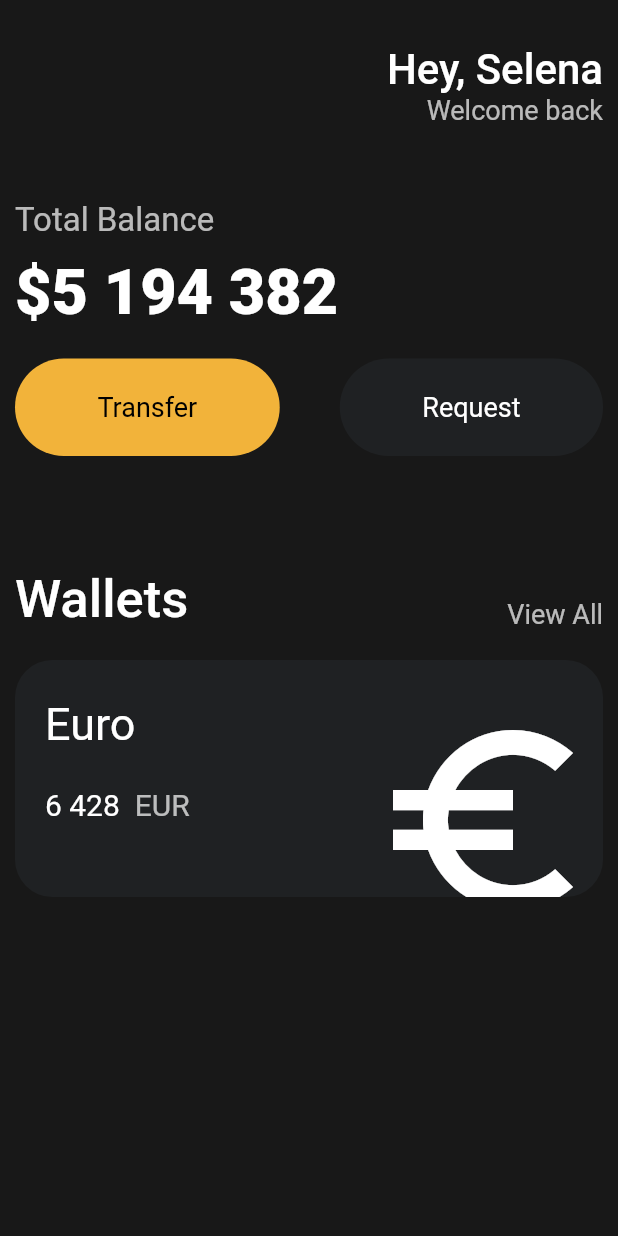
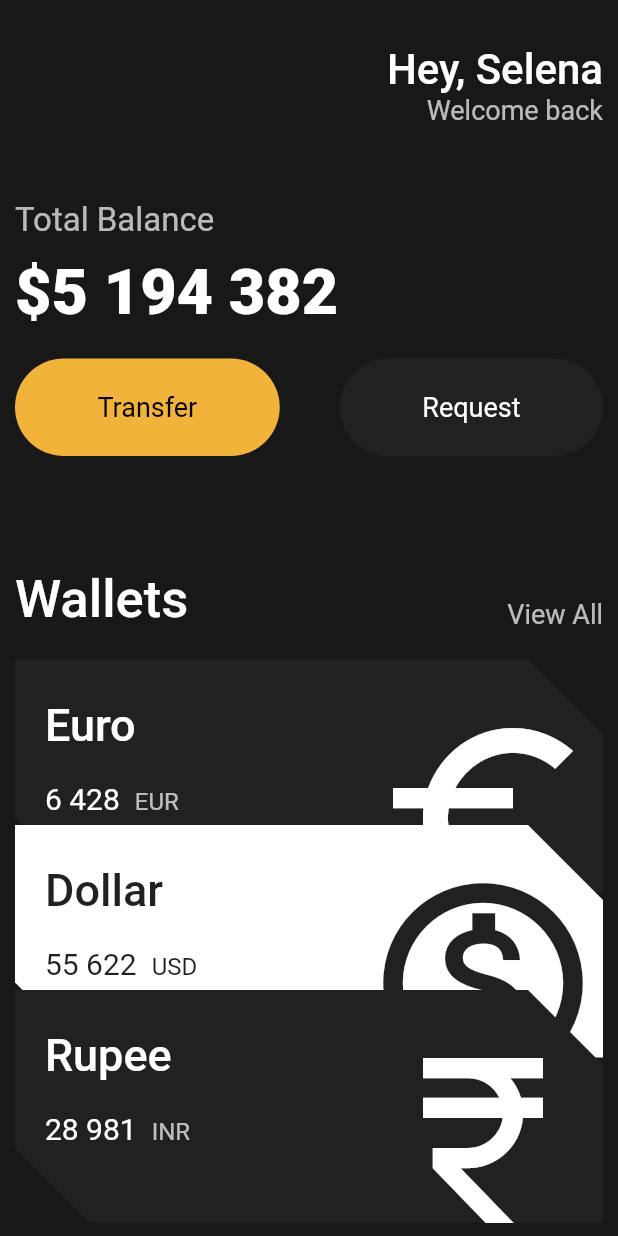
Before and after one commit to Mu-jun/flutter_toonflix, a Flutter app: the screen it shows after launch, on a phone screen of 412 x 824 dp. Run offline on Flutter 3.47's test engine with Material 2 defaults, Android fonts, the phone set to English and light mode, and no system bars.

Commit message:
Reusable Cards

```diff
--- a/lib/main.dart
+++ b/lib/main.dart
@@ -1,5 +1,6 @@
 import 'package:flutter/material.dart';
 import 'package:flutter_toonflix/widgets/button.dart';
+import 'package:flutter_toonflix/widgets/current_card.dart';
 
 void main() {
   runApp(const MyApp());
@@ -13,7 +14,9 @@ class MyApp extends StatelessWidget {
     return MaterialApp(
       home: Scaffold(
         backgroundColor: const Color(0xFF181818),
-        body: Padding(
+        body: SingleChildScrollView(
+          controller: ScrollController(),
+          child: Padding(
             padding: const EdgeInsets.symmetric(horizontal: 10),
             child: Column(
               children: [
@@ -104,65 +107,33 @@ class MyApp extends StatelessWidget {
                   ],
                 ),
                 const SizedBox(height: 20),
-              Container(
-                clipBehavior: Clip.hardEdge,
-                decoration: BoxDecoration(
-                  color: const Color(0xFF1F2123),
-                  borderRadius: BorderRadius.circular(25),
+                const CurrentCard(
+                  name: 'Euro',
+                  code: 'EUR',
+                  amount: '6 428',
+                  icon: Icons.euro_symbol,
                 ),
-                child: Padding(
-                  padding: const EdgeInsets.fromLTRB(20, 25, 0, 50),
-                  child: Row(
-                    mainAxisAlignment: MainAxisAlignment.spaceBetween,
-                    children: [
-                      Column(
-                        crossAxisAlignment: CrossAxisAlignment.start,
-                        children: [
-                          const Text(
-                            'Euro',
-                            style: TextStyle(
-                              color: Colors.white,
-                              fontSize: 30,
+                Transform.translate(
+                  offset: const Offset(0, -45),
+                  child: const CurrentCard(
+                    name: 'Dollar',
+                    code: 'USD',
+                    amount: '55 622',
+                    icon: Icons.monetization_on_outlined,
+                    isIverted: true,
                   ),
                 ),
-                          const SizedBox(height: 25),
-                          Row(
-                            children: [
-                              const Text(
-                                '6 428',
-                                style: TextStyle(
-                                  color: Colors.white,
-                                  fontSize: 20,
-                                ),
-                              ),
-                              const SizedBox(width: 10),
-                              Text(
-                                'EUR',
-                                style: TextStyle(
-                                  color: Colors.white.withOpacity(0.7),
-                                  fontSize: 20,
+                Transform.translate(
+                  offset: const Offset(0, -90),
+                  child: const CurrentCard(
+                    name: 'Rupee',
+                    code: 'INR',
+                    amount: '28 981',
+                    icon: Icons.currency_rupee,
                   ),
                 ),
               ],
-                          )
-                        ],
             ),
-                      Transform.scale(
-                        scale: 2,
-                        child: Transform.translate(
-                          offset: const Offset(-20, 20),
-                          child: const Icon(
-                            Icons.euro_symbol,
-                            size: 80,
-                            color: Colors.white,
-                          ),
-                        ),
-                      )
-                    ],
-                  ),
-                ),
-              )
-            ],
           ),
         ),
       ),
--- /dev/null
+++ b/lib/widgets/current_card.dart
@@ -0,0 +1,88 @@
+import 'package:flutter/material.dart';
+
+class CurrentCard extends StatelessWidget {
+  final String name, code, amount;
+  final IconData icon;
+  final bool isIverted;
+
+  final Color blackColor = const Color(0xFF1F2123);
+
+  const CurrentCard({
+    super.key,
+    required this.name,
+    required this.code,
+    required this.amount,
+    required this.icon,
+    this.isIverted = false,
+  });
+
+  @override
+  Widget build(BuildContext context) {
+    return Container(
+      clipBehavior: Clip.hardEdge,
+      decoration: ShapeDecoration(
+        color: isIverted ? Colors.white : blackColor,
+        shape: const BeveledRectangleBorder(
+          borderRadius: BorderRadius.only(
+            topRight: Radius.circular(50),
+            bottomLeft: Radius.circular(50),
+          ),
+        ),
+      ),
+      child: Padding(
+        padding: const EdgeInsets.fromLTRB(20, 25, 0, 50),
+        child: Row(
+          mainAxisAlignment: MainAxisAlignment.spaceBetween,
+          children: [
+            Column(
+              crossAxisAlignment: CrossAxisAlignment.start,
+              children: [
+                Text(
+                  name,
+                  style: TextStyle(
+                      color: isIverted ? blackColor : Colors.white,
+                      fontSize: 30,
+                      fontWeight: FontWeight.w500),
+                ),
+                const SizedBox(height: 20),
+                Row(
+                  crossAxisAlignment: CrossAxisAlignment.end,
+                  children: [
+                    Text(
+                      amount,
+                      style: TextStyle(
+                        color: isIverted ? blackColor : Colors.white,
+                        fontSize: 20,
+                      ),
+                    ),
+                    const SizedBox(width: 10),
+                    Text(
+                      code,
+                      style: TextStyle(
+                        color: isIverted
+                            ? blackColor
+                            : Colors.white.withOpacity(0.7),
+                        fontSize: 16,
+                      ),
+                    ),
+                  ],
+                )
+              ],
+            ),
+            Transform.scale(
+              scale: 2,
+              child: Transform.translate(
+                offset: const Offset(-20, 20),
+                child: Icon(
+                  icon,
+                  size: 80,
+                  color: isIverted ? blackColor : Colors.white,
+                ),
+              ),
+            )
+          ],
+        ),
+      ),
+    );
+  }
+}
```
Lines whose indentation alone changed are shown as unchanged.
